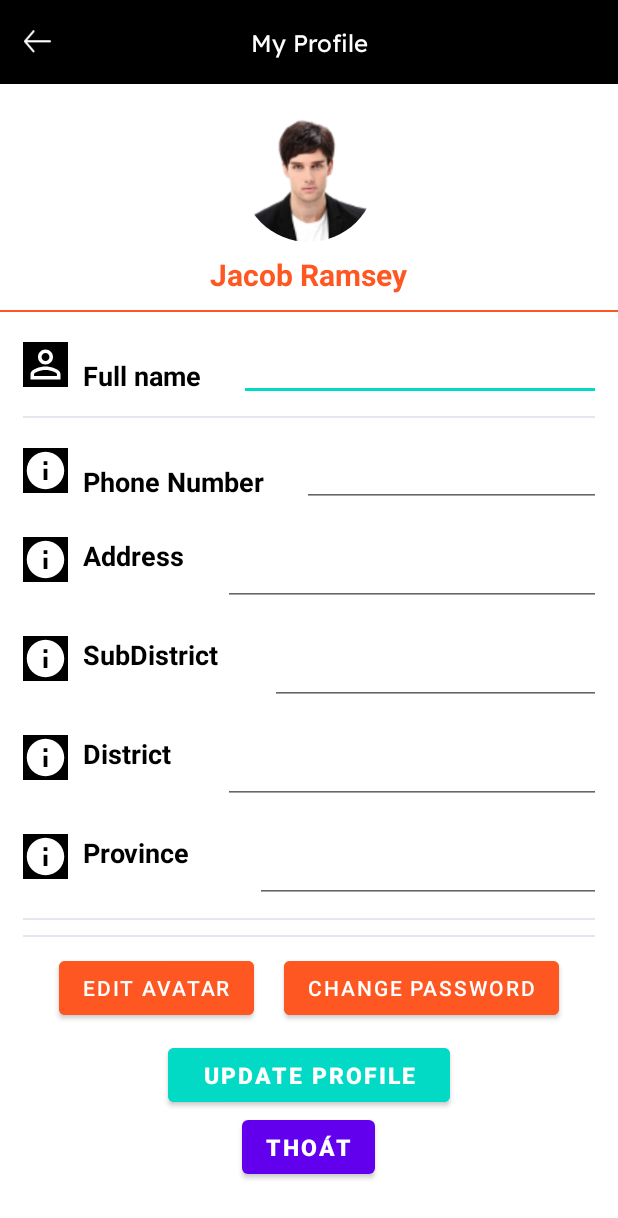
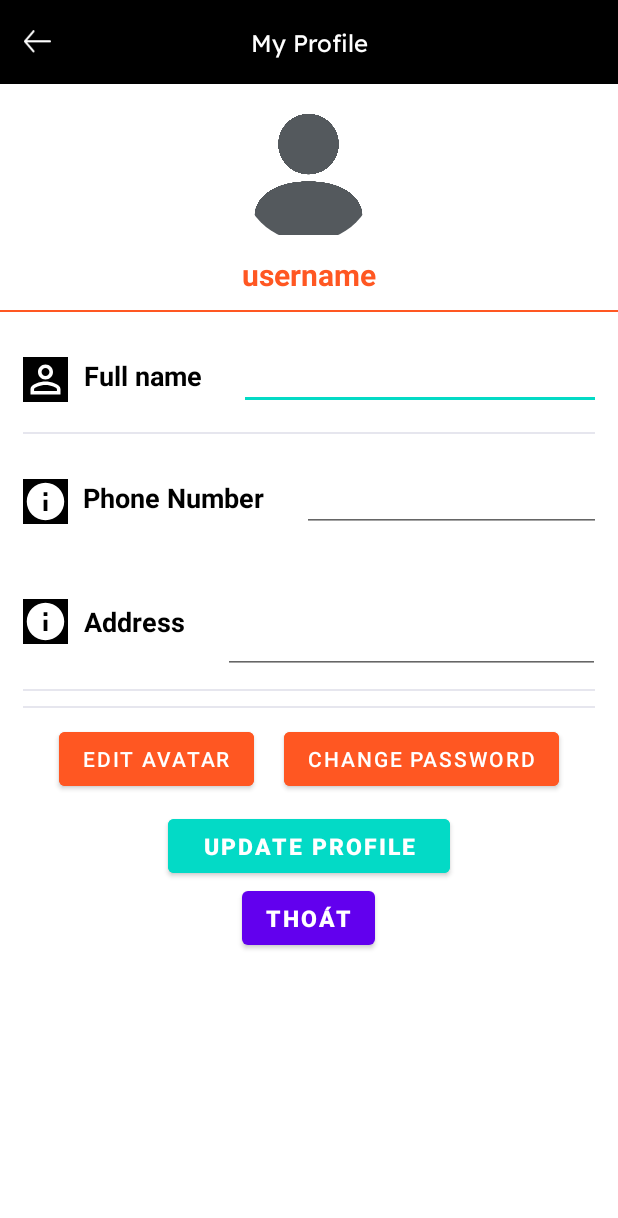
Before and after one commit to T-Huy/Android_MobileEcommerce, an Android app: the ProfileActivity screen opened directly, with no data from a screen before it, on a phone screen of 412 x 824 dp. Shown: the top 1218 px of the screen. Run offline under Robolectric (Android 15) with nearby library versions, the phone set to English and light mode, and no system bars; our stand-ins replace CircleImageView; network calls fail; Roboto replaces fonts that are not available here.

Commit message:
chay dc r

```diff
--- a/app/src/main/java/vn/iotstar/AppMobileEcommerce/activity/ProfileActivity.java
+++ b/app/src/main/java/vn/iotstar/AppMobileEcommerce/activity/ProfileActivity.java
@@ -45,10 +45,6 @@ public class ProfileActivity extends AppCompatActivity {
     EditText edtFullname;
     EditText edtPhone;
     EditText edtAddress;
-
-    EditText edtProvince;
-    EditText edtDistrict;
-    EditText edtSub_district;
 
     ImageView imgAvatar;
 
@@ -166,9 +162,6 @@ public class ProfileActivity extends AppCompatActivity {
         edtFullname = findViewById(R.id.edt_fullname);
         edtAddress = findViewById(R.id.edt_address);
         edtPhone = findViewById(R.id.edt_sodienthoai);
-        edtProvince = findViewById(R.id.edt_province);
-        edtDistrict = findViewById(R.id.edt_district);
-        edtSub_district = findViewById(R.id.edt_subdistrict);
         imgAvatar = findViewById(R.id.profileImage);
         btnLogout = findViewById(R.id.btn_logout_profile);
     }
@@ -185,9 +178,6 @@ public class ProfileActivity extends AppCompatActivity {
                     edtFullname.setText(customer.getFullname());
                     edtPhone.setText(customer.getPhonenumber());
                     edtAddress.setText(customer.getAddress());
-                    edtProvince.setText(customer.getProvince());
-                    edtDistrict.setText(customer.getDistrict());
-                    edtSub_district.setText(customer.getSubdistrict());
                 }
                 else {
                     customer = new CustomerModel();
@@ -228,9 +218,6 @@ public class ProfileActivity extends AppCompatActivity {
         customer.setUserName(tvUsername.getText().toString());
         customer.setFullname(edtFullname.getText().toString());
         customer.setPhonenumber(edtPhone.getText().toString());
-        customer.setProvince(edtProvince.getText().toString());
-        customer.setDistrict(edtDistrict.getText().toString());
-        customer.setSubdistrict(edtSub_district.getText().toString());
         customerAPI.updateCustomer(customer).enqueue(new Callback<ResponseObject>() {
             @Override
             public void onResponse(Call<ResponseObject> call, Response<ResponseObject> response) {
--- a/app/src/main/res/layout/activity_profile.xml
+++ b/app/src/main/res/layout/activity_profile.xml
@@ -26,13 +26,13 @@
                 android:id="@+id/profileImage"
                 android:layout_width="90dp"
                 android:layout_height="90dp"
-            android:src="@drawable/jacob" />
+                android:src="@drawable/avatar" />
 
             <TextView
                 android:id="@+id/tv_username"
                 android:layout_width="wrap_content"
                 android:layout_height="wrap_content"
-            android:text="Jacob Ramsey"
+                android:text="username"
                 android:textColor="@color/colorAccent"
                 android:textSize="20dp"
                 android:layout_marginTop="8dp"
@@ -48,7 +48,7 @@
 
         <LinearLayout
             android:layout_width="match_parent"
-        android:layout_height="39dp"
+            android:layout_height="50dp"
             android:layout_marginTop="20dp"
             android:orientation="horizontal"
             android:paddingLeft="15dp"
@@ -57,12 +57,14 @@
             <ImageView
                 android:layout_width="30dp"
                 android:layout_height="30dp"
+                android:layout_gravity="center"
                 android:background="@color/black"
                 android:src="@drawable/ic_baseline_person_outline_24" />
 
             <TextView
                 android:layout_width="wrap_content"
                 android:layout_height="wrap_content"
+                android:gravity="center"
                 android:layout_marginLeft="10dp"
                 android:text="Full name"
                 android:textColor="@color/black"
@@ -71,7 +73,7 @@
 
             <EditText
                 android:id="@+id/edt_fullname"
-            android:layout_width="269dp"
+                android:layout_width="252dp"
                 android:layout_height="wrap_content"
                 android:layout_marginLeft="25dp"
                 android:textColor="@color/black"
@@ -88,7 +90,41 @@
 
         <LinearLayout
             android:layout_width="match_parent"
-        android:layout_height="39dp"
+            android:layout_height="50dp"
+            android:layout_marginTop="20dp"
+            android:orientation="horizontal"
+            android:paddingLeft="15dp"
+            android:paddingRight="15dp">
+
+            <ImageView
+                android:layout_width="30dp"
+                android:layout_height="30dp"
+                android:layout_gravity="center"
+                android:background="@color/black"
+                android:src="@drawable/ic_baseline_info_24" />
+
+            <TextView
+                android:layout_width="wrap_content"
+                android:layout_height="wrap_content"
+                android:gravity="center"
+                android:layout_marginLeft="10dp"
+                android:text="Phone Number"
+                android:textColor="@color/black"
+                android:textSize="18dp"
+                android:textStyle="bold" />
+
+            <EditText
+                android:id="@+id/edt_sodienthoai"
+                android:layout_width="201dp"
+                android:layout_height="wrap_content"
+                android:layout_marginLeft="25dp"
+                android:textColor="@color/black"
+                android:textSize="18dp" />
+        </LinearLayout>
+
+        <LinearLayout
+            android:layout_width="match_parent"
+            android:layout_height="70dp"
             android:layout_marginTop="20dp"
             android:orientation="horizontal"
             android:paddingLeft="15dp"
@@ -98,43 +134,13 @@
                 android:layout_width="30dp"
                 android:layout_height="30dp"
                 android:background="@color/black"
-            android:src="@drawable/ic_baseline_info_24" />
-
-        <TextView
-            android:layout_width="wrap_content"
-            android:layout_height="wrap_content"
-            android:layout_marginLeft="10dp"
-            android:text="Phone Number"
-            android:textColor="@color/black"
-            android:textSize="18dp"
-            android:textStyle="bold" />
-
-        <EditText
-            android:id="@+id/edt_sodienthoai"
-            android:layout_width="246dp"
-            android:layout_height="wrap_content"
-            android:layout_marginLeft="25dp"
-            android:textColor="@color/black"
-            android:textSize="18dp" />
-    </LinearLayout>
-
-    <LinearLayout
-        android:layout_width="match_parent"
-        android:layout_height="46dp"
-        android:layout_marginTop="20dp"
-        android:orientation="horizontal"
-        android:paddingLeft="15dp"
-        android:paddingRight="15dp">
-
-        <ImageView
-            android:layout_width="30dp"
-            android:layout_height="30dp"
-            android:background="@color/black"
+                android:layout_gravity="center"
                 android:src="@drawable/ic_baseline_info_24" />
 
             <TextView
                 android:layout_width="68dp"
                 android:layout_height="match_parent"
+                android:gravity="center"
                 android:layout_marginLeft="10dp"
                 android:text="Address"
                 android:textColor="@color/black"
@@ -143,111 +149,107 @@
 
             <EditText
                 android:id="@+id/edt_address"
-            android:layout_width="290dp"
+                android:layout_width="251dp"
                 android:layout_height="match_parent"
                 android:layout_marginLeft="25dp"
                 android:textColor="@color/black"
                 android:textSize="18dp" />
         </LinearLayout>
 
-    <LinearLayout
-        android:layout_width="match_parent"
-        android:layout_height="46dp"
-        android:layout_marginTop="20dp"
-        android:orientation="horizontal"
-        android:paddingLeft="15dp"
-        android:paddingRight="15dp">
+        <!--    <LinearLayout-->
+        <!--        android:layout_width="match_parent"-->
+        <!--        android:layout_height="46dp"-->
+        <!--        android:layout_marginTop="20dp"-->
+        <!--        android:orientation="horizontal"-->
+        <!--        android:paddingLeft="15dp"-->
+        <!--        android:paddingRight="15dp">-->
 
-       <ImageView
-            android:layout_width="30dp"
-            android:layout_height="30dp"
-            android:background="@color/black"
-            android:src="@drawable/ic_baseline_info_24" />
+        <!--       <ImageView-->
+        <!--            android:layout_width="30dp"-->
+        <!--            android:layout_height="30dp"-->
+        <!--            android:background="@color/black"-->
+        <!--            android:src="@drawable/ic_baseline_info_24" />-->
 
-            <TextView
-                android:layout_width="99dp"
-                android:layout_height="match_parent"
-                android:layout_marginLeft="10dp"
-                android:text="SubDistrict"
-                android:textColor="@color/black"
-                android:textSize="18dp"
-                android:textStyle="bold" />
+        <!--            <TextView-->
+        <!--                android:layout_width="99dp"-->
+        <!--                android:layout_height="match_parent"-->
+        <!--                android:layout_marginLeft="10dp"-->
+        <!--                android:text="SubDistrict"-->
+        <!--                android:textColor="@color/black"-->
+        <!--                android:textSize="18dp"-->
+        <!--                android:textStyle="bold" />-->
 
-            <EditText
-                android:id="@+id/edt_subdistrict"
-                android:layout_width="290dp"
-                android:layout_height="match_parent"
-                android:layout_marginLeft="25dp"
-                android:textColor="@color/black"
-                android:textSize="18dp" />
-    </LinearLayout>
+        <!--            <EditText-->
+        <!--                android:id="@+id/edt_subdistrict"-->
+        <!--                android:layout_width="290dp"-->
+        <!--                android:layout_height="match_parent"-->
+        <!--                android:layout_marginLeft="25dp"-->
+        <!--                android:textColor="@color/black"-->
+        <!--                android:textSize="18dp" />-->
+        <!--    </LinearLayout>-->
 
-    <LinearLayout
-       android:layout_width="match_parent"
-       android:layout_height="46dp"
-       android:layout_marginTop="20dp"
-       android:orientation="horizontal"
-       android:paddingLeft="15dp"
-       android:paddingRight="15dp">
+        <!--    <LinearLayout-->
+        <!--       android:layout_width="match_parent"-->
+        <!--       android:layout_height="46dp"-->
+        <!--       android:layout_marginTop="20dp"-->
+        <!--       android:orientation="horizontal"-->
+        <!--       android:paddingLeft="15dp"-->
+        <!--       android:paddingRight="15dp">-->
 
-        <ImageView
-            android:layout_width="30dp"
-            android:layout_height="30dp"
-            android:background="@color/black"
-            android:src="@drawable/ic_baseline_info_24" />
-            <TextView
-                android:layout_width="68dp"
-                android:layout_height="match_parent"
-                android:layout_marginLeft="10dp"
-                android:text="District"
-                android:textColor="@color/black"
-                android:textSize="18dp"
-                android:textStyle="bold" />
+        <!--        <ImageView-->
+        <!--            android:layout_width="30dp"-->
+        <!--            android:layout_height="30dp"-->
+        <!--            android:background="@color/black"-->
+        <!--            android:src="@drawable/ic_baseline_info_24" />-->
+        <!--            <TextView-->
+        <!--                android:layout_width="68dp"-->
+        <!--                android:layout_height="match_parent"-->
+        <!--                android:layout_marginLeft="10dp"-->
+        <!--                android:text="District"-->
+        <!--                android:textColor="@color/black"-->
+        <!--                android:textSize="18dp"-->
+        <!--                android:textStyle="bold" />-->
 
-            <EditText
-                android:id="@+id/edt_district"
-                android:layout_width="290dp"
-                android:layout_height="match_parent"
-                android:layout_marginLeft="25dp"
-                android:textColor="@color/black"
-                android:textSize="18dp" />
-    </LinearLayout>
+        <!--            <EditText-->
+        <!--                android:id="@+id/edt_district"-->
+        <!--                android:layout_width="290dp"-->
+        <!--                android:layout_height="match_parent"-->
+        <!--                android:layout_marginLeft="25dp"-->
+        <!--                android:textColor="@color/black"-->
+        <!--                android:textSize="18dp" />-->
+        <!--    </LinearLayout>-->
 
-    <LinearLayout
-        android:layout_width="match_parent"
-        android:layout_height="46dp"
-        android:layout_marginTop="20dp"
-        android:orientation="horizontal"
-        android:paddingLeft="15dp"
-        android:paddingRight="15dp">
+        <!--    <LinearLayout-->
+        <!--        android:layout_width="match_parent"-->
+        <!--        android:layout_height="46dp"-->
+        <!--        android:layout_marginTop="20dp"-->
+        <!--        android:orientation="horizontal"-->
+        <!--        android:paddingLeft="15dp"-->
+        <!--        android:paddingRight="15dp">-->
 
-        <ImageView
-            android:layout_width="30dp"
-            android:layout_height="30dp"
-            android:background="@color/black"
-            android:src="@drawable/ic_baseline_info_24" />
+        <!--        <ImageView-->
+        <!--            android:layout_width="30dp"-->
+        <!--            android:layout_height="30dp"-->
+        <!--            android:background="@color/black"-->
+        <!--            android:src="@drawable/ic_baseline_info_24" />-->
 
-        <TextView
-            android:layout_width="89dp"
-            android:layout_height="match_parent"
-            android:layout_marginLeft="10dp"
-            android:text="Province"
-            android:textColor="@color/black"
-            android:textSize="18dp"
-            android:textStyle="bold" />
+        <!--        <TextView-->
+        <!--            android:layout_width="89dp"-->
+        <!--            android:layout_height="match_parent"-->
+        <!--            android:layout_marginLeft="10dp"-->
+        <!--            android:text="Province"-->
+        <!--            android:textColor="@color/black"-->
+        <!--            android:textSize="18dp"-->
+        <!--            android:textStyle="bold" />-->
 
-        <EditText
-            android:id="@+id/edt_province"
-            android:layout_width="290dp"
-            android:layout_height="match_parent"
-            android:layout_marginLeft="25dp"
-            android:textColor="@color/black"
-            android:textSize="18dp" />
-    </LinearLayout>
-
-
-
-
+        <!--        <EditText-->
+        <!--            android:id="@+id/edt_province"-->
+        <!--            android:layout_width="290dp"-->
+        <!--            android:layout_height="match_parent"-->
+        <!--            android:layout_marginLeft="25dp"-->
+        <!--            android:textColor="@color/black"-->
+        <!--            android:textSize="18dp" />-->
+        <!--    </LinearLayout>-->
 
 
         <View
```
Also changed, not shown: app/src/main/res/drawable/avatar.png (added). Lines whose indentation alone changed are shown as unchanged.
